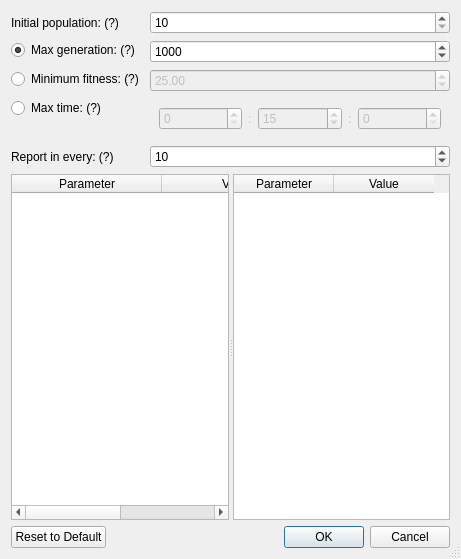
Qt form core/synthesis/DimensionalSynthesis/DimensionalSynthesis_dialog/options.ui (KmolYuan/Pyslvs-UI) before a commit.
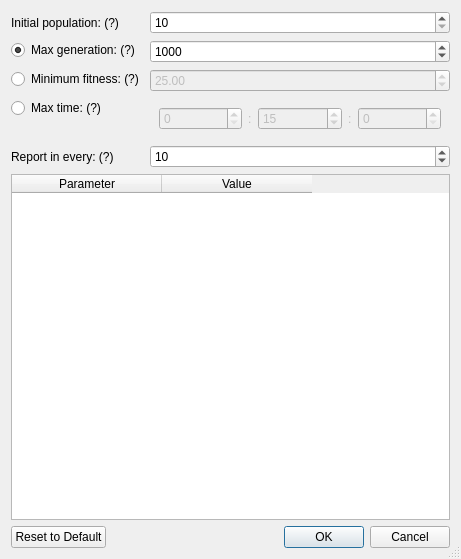
The same form after that commit. Icons and pictures are not drawn.

Commit message: Transfer linkage option data and re-design variable naming.

Diff of the .ui file:
```diff
--- a/core/synthesis/DimensionalSynthesis/DimensionalSynthesis_dialog/options.ui
+++ b/core/synthesis/DimensionalSynthesis/DimensionalSynthesis_dialog/options.ui
@@ -214,18 +214,6 @@
        </property>
       </column>
      </widget>
-     <widget class="QTableWidget" name="PLTable">
-      <column>
-       <property name="text">
-        <string>Parameter</string>
-       </property>
-      </column>
-      <column>
-       <property name="text">
-        <string>Value</string>
-       </property>
-      </column>
-     </widget>
     </widget>
    </item>
    <item>
```
Left out of the diff: 2 changed lines with no effect on the pictures. The commit also changes 34 other files.
